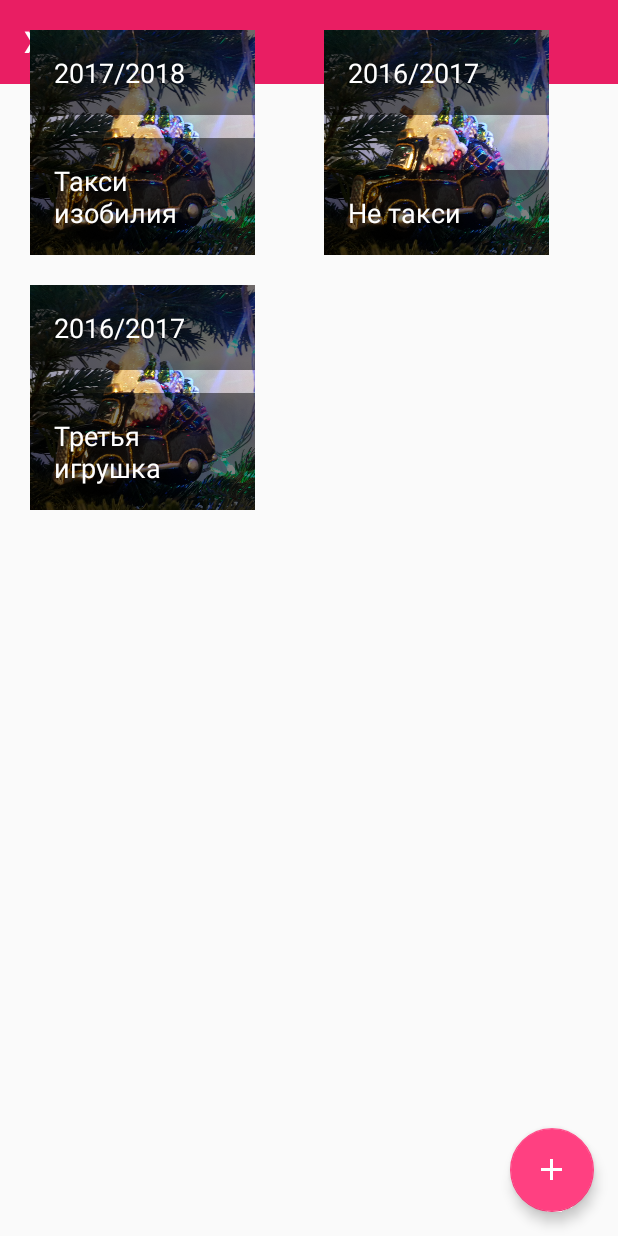
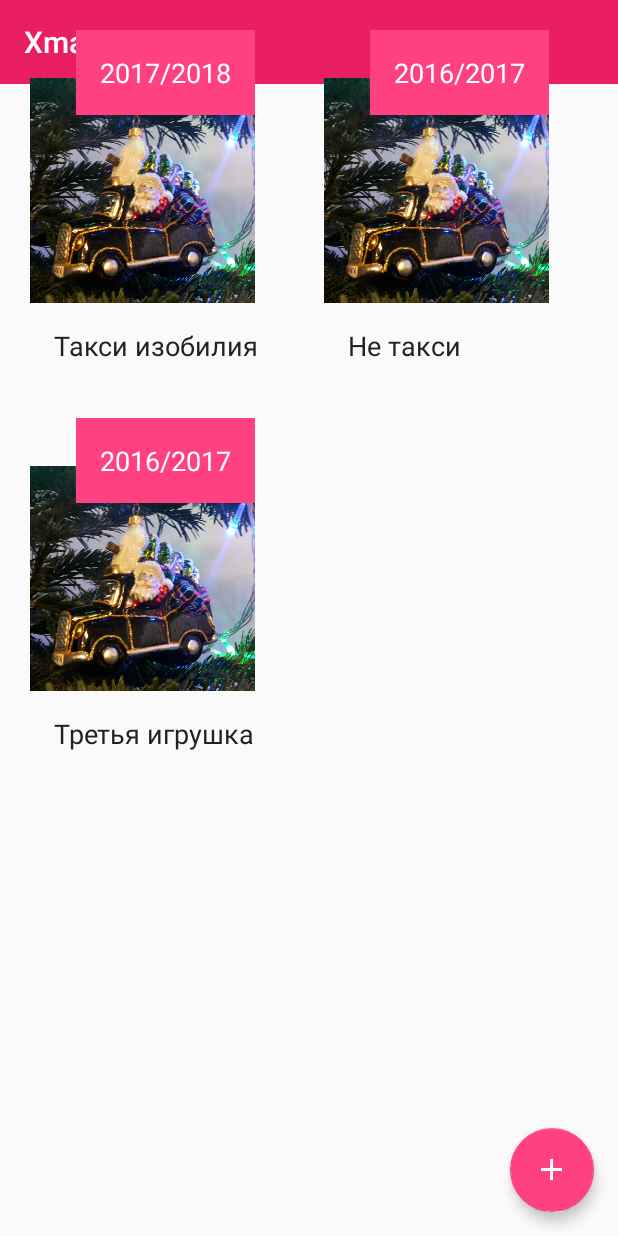
Before and after one commit to NataliiaPrivezentseva/XmasToys, an Android app: the screen it shows after launch (MainActivity), on a phone screen of 412 x 824 dp. Run offline under Robolectric (Android 15) with nearby library versions, the phone set to English and light mode, and no system bars.

Commit message:
Create another layout for grid element

```diff
--- a/app/src/main/java/com/example/asterisk/xmastoys/adapter/ToyAdapter.java
+++ b/app/src/main/java/com/example/asterisk/xmastoys/adapter/ToyAdapter.java
@@ -45,7 +45,7 @@ public class ToyAdapter extends BaseAdapter {
     public View getView(int position, @Nullable View convertView, @NonNull ViewGroup parent) {
         View gridItemView = convertView;
         if (gridItemView == null) {
-            gridItemView = mInflater.inflate(R.layout.grid_item, parent, false);
+            gridItemView = mInflater.inflate(R.layout.grid_item_new, parent, false);
         }
 
         ImageView pictureImageView = gridItemView.findViewById(R.id.picture_image_view);
--- /dev/null
+++ b/app/src/main/res/layout/grid_item_new.xml
@@ -0,0 +1,42 @@
+<?xml version="1.0" encoding="utf-8"?>
+<RelativeLayout
+    xmlns:android="http://schemas.android.com/apk/res/android"
+    xmlns:tools="http://schemas.android.com/tools"
+    android:layout_width="match_parent"
+    android:layout_height="match_parent"
+    android:orientation="vertical">
+
+    <ImageView
+        android:id="@+id/picture_image_view"
+        android:layout_width="@dimen/gridView_cellWidth"
+        android:layout_height="@dimen/gridView_cellHeight"
+        android:layout_marginTop="@dimen/activity_vertical_big_margin"
+        android:scaleType="centerCrop"
+        android:layout_alignParentTop="true"
+        tools:ignore="contentDescription"
+        android:background="@color/colorPrimary"
+        />
+
+    <TextView
+        android:id="@+id/toy_name_text_view"
+        android:layout_width="wrap_content"
+        android:layout_height="wrap_content"
+        android:layout_below="@id/picture_image_view"
+        tools:text="Name of toy"
+        android:padding="@dimen/cellText_padding"
+        android:textColor="@color/colorPrimaryText"
+        android:textSize="@dimen/cellText_textSize" />
+
+    <TextView
+        android:id="@+id/toy_year_text_view"
+        android:layout_width="wrap_content"
+        android:layout_height="wrap_content"
+        android:layout_alignRight="@id/picture_image_view"
+        android:layout_alignEnd="@id/picture_image_view"
+        tools:text="2018/2019"
+
+        android:padding="@dimen/cellText_padding"
+        android:textColor="@color/colorTextIcons"
+        android:textSize="@dimen/cellText_textSize"
+        android:background="@color/colorAccent"/>
+</RelativeLayout>
--- a/app/src/main/res/values/dimens.xml
+++ b/app/src/main/res/values/dimens.xml
@@ -6,6 +6,8 @@
     <dimen name="cellText_padding">16dp</dimen>
     <dimen name="activity_horizontal_margin">16dp</dimen>
     <dimen name="activity_vertical_margin">16dp</dimen>
+    <dimen name="activity_vertical_big_margin">32dp</dimen>
+    <dimen name="activity_horizontal_big_margin">32dp</dimen>
     <dimen name="button_width">88dp</dimen>
     <dimen name="button_height">88dp</dimen>
     <dimen name="button_margin">16dp</dimen>
```
